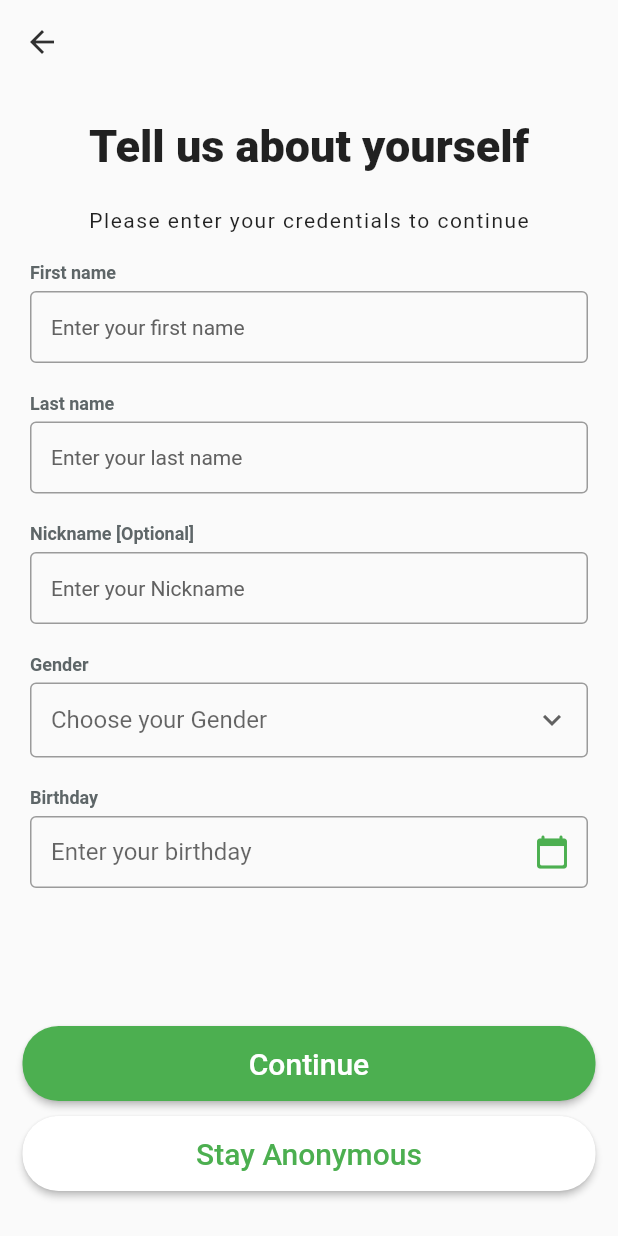
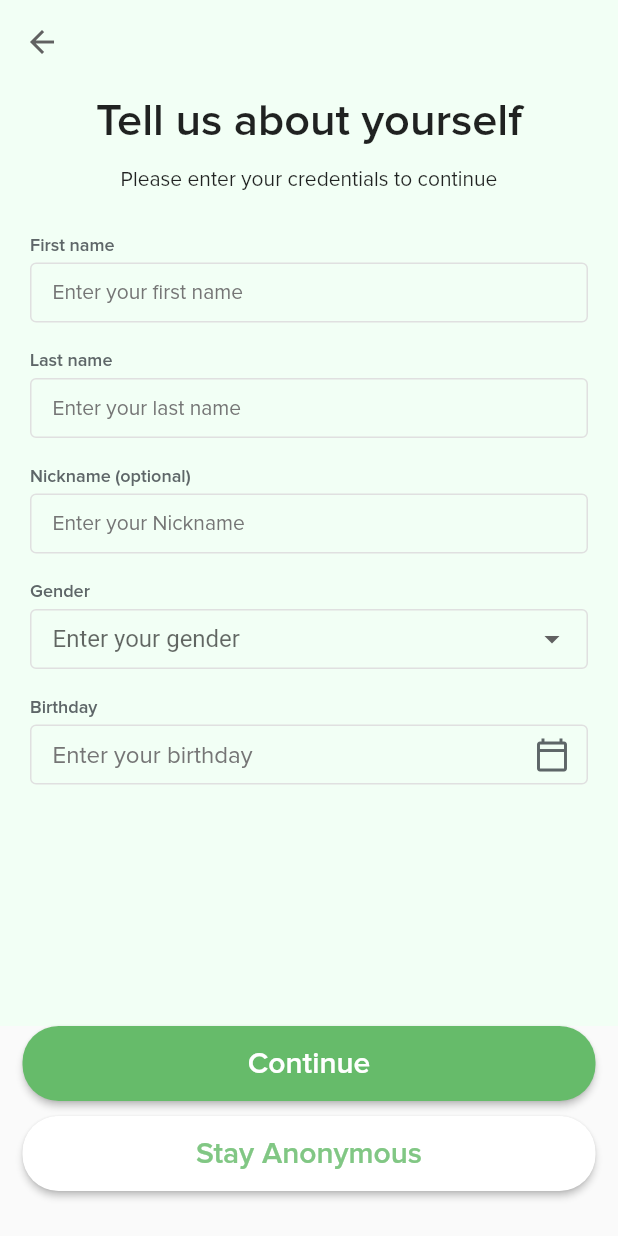
Before and after one commit to JobCuta/CIS-9340-Thesis, a Flutter app: the AboutSelfWidget screen opened directly, on a phone screen of 412 x 824 dp. Run offline on Flutter 3.47's test engine with Material 2 defaults, Android fonts, the phone set to English and light mode, and no system bars; our stand-ins replace animated_text_kit, circular_countdown_timer, email_validator, flutter_secure_storage, get, multi_select_flutter and 4 more; missing offline and left inert: shake; accounts and stored records are empty; Roboto replaces fonts that are missing (Body 2, Header 5).

Commit message:
updated fonts and textfield in aboutseflscreen

```diff
--- a/lib/screens/onboarding/login_registration/AboutSelfScreen.dart
+++ b/lib/screens/onboarding/login_registration/AboutSelfScreen.dart
@@ -62,6 +62,7 @@ class _AboutSelfState extends State<AboutSelfWidget> {
   @override
   Widget build(BuildContext context) {
     return Scaffold(
+      backgroundColor: const Color.fromRGBO(242, 255, 245, 1.0),
       body: Stack(
         children: <Widget>[
           Scaffold(
@@ -71,13 +72,11 @@ class _AboutSelfState extends State<AboutSelfWidget> {
               leading: IconButton(
                 icon: Icon(
                   Icons.arrow_back,
-                  color: Colors.grey[850],
+                  color: Colors.grey[700],
+                  size: 24.0,
                 ),
                 onPressed: () {
-                  Navigator.push(
-                      context,
-                      MaterialPageRoute(
-                          builder: (context) => const RegisterScreen()));
+                  Get.back();
                 },
               ),
               backgroundColor: Colors.transparent,
@@ -87,14 +86,14 @@ class _AboutSelfState extends State<AboutSelfWidget> {
               //scrollDirection: Axis.vertical,
               children: <Widget>[
                 const Padding(
-                  padding: EdgeInsets.all(24.0),
+                  padding: EdgeInsets.only(top: 10.0, bottom: 15.0),
                   child: Center(
                       child: Text(
                     'Tell us about yourself',
                     style: TextStyle(
-                        fontWeight: FontWeight.w800,
+                        fontWeight: FontWeight.w600,
                         fontSize: 30,
-                        fontFamily: 'Header 5'),
+                        fontFamily: 'Proxima Nova'),
                   )),
                 ),
                 const Center(
@@ -103,13 +102,12 @@ class _AboutSelfState extends State<AboutSelfWidget> {
                     style: TextStyle(
                       fontWeight: FontWeight.w400,
                       fontSize: 14,
-                      letterSpacing: 1,
-                      fontFamily: 'Body 2',
+                      fontFamily: 'Proxima Nova',
                     ),
                   ),
                 ),
                 const SizedBox(
-                  height: 20.0,
+                  height: 30.0,
                 ),
                 Padding(
                   padding: const EdgeInsets.only(left: 20.0, right: 20),
@@ -118,33 +116,21 @@ class _AboutSelfState extends State<AboutSelfWidget> {
                     child: Column(
                       children: <Widget>[
                         Row(
-                          children: const [
+                          children: [
                             Text(
                               'First name',
-                              style: TextStyle(
-                                  fontSize: 12,
-                                  fontWeight: FontWeight.w700,
-                                  color: Color.fromRGBO(94, 102, 104, 1)),
-                            ),
+                              style: captionTextStyle(),
+                            )
                           ],
                         ),
                         const SizedBox(
                           height: 5.0,
                         ),
-                        TextFormField(
-                          style: const TextStyle(
-                            fontSize: 14.0,
-                          ),
-                          decoration: InputDecoration(
-                            border: const OutlineInputBorder(),
-                            hintText: 'Enter your first name',
-                            hintStyle: TextStyle(
-                              fontWeight: FontWeight.w400,
-                              color: Colors.grey[700],
-                            ),
-                            contentPadding: const EdgeInsets.symmetric(
-                                vertical: 13.0, horizontal: 14.0),
-                          ),
+                        SizedBox(
+                          height: 40.0,
+                          child: TextFormField(
+                            style: const TextStyle(fontSize: 14.0,),
+                            decoration: textFormFieldDecoration('Enter your first name'),
                             validator: (input) {
                               if (input == null || input.isEmpty) {
                                 return 'This field is required.';
@@ -155,37 +141,26 @@ class _AboutSelfState extends State<AboutSelfWidget> {
                               setState(() => firstName = val);
                             },
                           ),
+                        ),
                         const SizedBox(
                           height: 20.0,
                         ),
                         Row(
-                          children: const [
+                          children: [
                             Text(
                               'Last name',
-                              style: TextStyle(
-                                  fontSize: 12,
-                                  fontWeight: FontWeight.w700,
-                                  color: Color.fromRGBO(94, 102, 104, 1)),
+                              style: captionTextStyle(),
                             ),
                           ],
                         ),
                         const SizedBox(
                           height: 5.0,
                         ),
-                        TextFormField(
-                          style: const TextStyle(
-                            fontSize: 14.0,
-                          ),
-                          decoration: InputDecoration(
-                            border: const OutlineInputBorder(),
-                            hintText: 'Enter your last name',
-                            hintStyle: TextStyle(
-                              fontWeight: FontWeight.w400,
-                              color: Colors.grey[700],
-                            ),
-                            contentPadding: const EdgeInsets.symmetric(
-                                vertical: 13.0, horizontal: 14.0),
-                          ),
+                        SizedBox(
+                          height: 40.0,
+                          child: TextFormField(
+                            style: const TextStyle(fontSize: 14.0,),
+                            decoration: textFormFieldDecoration('Enter your last name'),
                             validator: (input) {
                               if (input == null || input.isEmpty) {
                                 return 'This field is required.';
@@ -196,70 +171,53 @@ class _AboutSelfState extends State<AboutSelfWidget> {
                               setState(() => lastName = val);
                             },
                           ),
+                        ),
                         const SizedBox(
                           height: 20.0,
                         ),
                         Row(
-                          children: const [
+                          children: [
                             Text(
-                              'Nickname [Optional]',
-                              style: TextStyle(
-                                  fontSize: 12,
-                                  fontWeight: FontWeight.w700,
-                                  color: Color.fromRGBO(94, 102, 104, 1)),
+                              'Nickname (optional)',
+                              style: captionTextStyle()
                             ),
                           ],
                         ),
                         const SizedBox(
                           height: 5.0,
                         ),
-                        TextFormField(
+                        SizedBox(
+                          height: 40.0,
+                          child: TextFormField(
                             style: const TextStyle(
                               fontSize: 14.0,
                             ),
-                          decoration: InputDecoration(
-                            border: const OutlineInputBorder(),
-                            hintText: 'Enter your Nickname',
-                            hintStyle: TextStyle(
-                              fontWeight: FontWeight.w400,
-                              color: Colors.grey[700],
-                            ),
-                            contentPadding: const EdgeInsets.symmetric(
-                                vertical: 13.0, horizontal: 14.0),
-                          ),
+                            decoration: textFormFieldDecoration('Enter your Nickname'),
                             onChanged: (val) {
                               setState(() => nickName = val);
                             },
+                          ),
                         ),
                         const SizedBox(
                           height: 20.0,
                         ),
                         Row(
-                          children: const [
+                          children: [
                             Text(
                               'Gender',
-                              style: TextStyle(
-                                  fontSize: 12,
-                                  fontWeight: FontWeight.w700,
-                                  color: Color.fromRGBO(94, 102, 104, 1)),
+                              style: captionTextStyle(),
                             ),
                           ],
                         ),
                         const SizedBox(
                           height: 5.0,
                         ),
-                        DropdownButtonFormField(
-                          decoration: const InputDecoration(
-                            border: OutlineInputBorder(),
-                            hintText: 'Choose your Gender',
-                            hintStyle: TextStyle(
-                              fontWeight: FontWeight.w400,
-                            ),
-                            contentPadding: EdgeInsets.symmetric(
-                                vertical: 13.0, horizontal: 14.0),
-                          ),
+                        SizedBox(
+                          height: 40.0,
+                          child: DropdownButtonFormField(
+                            decoration: textFormFieldDecoration('Enter your gender'),
                             value: gender,
-                          icon: const Icon(Icons.keyboard_arrow_down),
+                            icon: const Icon(Icons.arrow_drop_down),
                             items: const [
                               DropdownMenuItem<String>(
                                 child: Text('Male'),
@@ -286,24 +244,24 @@ class _AboutSelfState extends State<AboutSelfWidget> {
                               return null;
                             },
                           ),
+                        ),
                         const SizedBox(
                           height: 20.0,
                         ),
                         Row(
-                          children: const [
+                          children: [
                             Text(
                               'Birthday',
-                              style: TextStyle(
-                                  fontSize: 12,
-                                  fontWeight: FontWeight.w700,
-                                  color: Color.fromRGBO(94, 102, 104, 1)),
+                              style: captionTextStyle(),
                             ),
                           ],
                         ),
                         const SizedBox(
                           height: 5.0,
                         ),
-                        TextFormField(
+                        SizedBox(
+                          height: 40.0,
+                          child: TextFormField(
                             controller: birthDateController,
                             onTap: () {
                               // Below line stops keyboard from appearing
@@ -313,18 +271,24 @@ class _AboutSelfState extends State<AboutSelfWidget> {
                               birthDateController.text =
                                   DateFormat('yyyy-MM-d').format(selectedDate);
                             },
-                          decoration: const InputDecoration(
-                            border: OutlineInputBorder(),
+                            decoration: InputDecoration(
+                              border: const OutlineInputBorder(),
                               hintText: 'Enter your birthday',
                               hintStyle: TextStyle(
                                 fontWeight: FontWeight.w400,
+                                  color: Colors.grey.shade600,
+                                  fontFamily: 'Proxima Nova'
                               ),
-                            suffixIcon: Icon(
-                              Icons.calendar_today_rounded,
-                              color: Colors.green,
+                              enabledBorder: OutlineInputBorder(
+                                  borderSide: BorderSide(
+                                    color: Colors.grey.shade300,
+                                  )
                               ),
-                            contentPadding: EdgeInsets.symmetric(
-                                vertical: 13.0, horizontal: 14.0),
+                              suffixIcon: const Icon(
+                                Icons.calendar_today_outlined,
+                                color: Color.fromRGBO(94, 102, 104, 1),
+                              ),
+                              contentPadding: const EdgeInsets.symmetric(vertical: 10.0, horizontal: 15.0),
                             ),
                             onChanged: (val) {
                               setState(
@@ -337,9 +301,8 @@ class _AboutSelfState extends State<AboutSelfWidget> {
                               return null;
                             },
                           ),
-                        const SizedBox(
-                          height: 200.0,
                         ),
+                        const SizedBox(height: 200.0,),
                       ],
                     ),
                   ),
@@ -364,7 +327,7 @@ class _AboutSelfState extends State<AboutSelfWidget> {
                     borderRadius: BorderRadius.circular(24),
                   ),
                   padding: const EdgeInsets.all(10),
-                  primary: Colors.green,
+                  primary: Colors.green[400],
                 ),
                 onPressed: () async {
                   if (_form.currentState!.validate()) {
@@ -389,6 +352,8 @@ class _AboutSelfState extends State<AboutSelfWidget> {
                   style: TextStyle(
                     fontSize: 20,
                     color: Colors.white,
+                    fontFamily: 'Proxima Nova',
+                    fontWeight: FontWeight.w600,
                   ),
                 ),
               ),
@@ -414,11 +379,13 @@ class _AboutSelfState extends State<AboutSelfWidget> {
                       MaterialPageRoute(
                           builder: (context) => const AnonymousScreen()));
                 },
-                child: const Text(
+                child: Text(
                   'Stay Anonymous',
                   style: TextStyle(
                     fontSize: 20,
-                    color: Colors.green,
+                    color: Colors.green[300],
+                    fontFamily: 'Proxima Nova',
+                    fontWeight: FontWeight.w600,
                   ),
                 ),
               ),
@@ -463,7 +430,7 @@ class _AboutSelfState extends State<AboutSelfWidget> {
                 borderRadius: BorderRadius.circular(24),
               ),
               padding: const EdgeInsets.all(10),
-              primary: Colors.green,
+              primary: Colors.green[400],
               fixedSize: const Size(245, 50),
             ),
             onPressed: () {
@@ -483,6 +450,33 @@ class _AboutSelfState extends State<AboutSelfWidget> {
       ],
     );
   }
+
+  TextStyle captionTextStyle() {
+    return const TextStyle(
+        fontSize: 12,
+        fontWeight: FontWeight.w600,
+        color: Color.fromRGBO(94, 102, 104, 1),
+      fontFamily: 'Proxima Nova',
+    );
+  }
+
+  InputDecoration textFormFieldDecoration(String hintText) {
+    return InputDecoration(
+      border: const OutlineInputBorder(),
+      hintText: hintText,
+      hintStyle: TextStyle(
+        fontWeight: FontWeight.w400,
+        color: Colors.grey.shade600,
+          fontFamily: 'Proxima Nova'
+      ),
+      contentPadding: const EdgeInsets.symmetric(vertical: 10.0, horizontal: 15.0),
+      enabledBorder: OutlineInputBorder(
+          borderSide: BorderSide(
+            color: Colors.grey.shade300,
+          )
+      ),
+    );
+  }
 }
 /**
  * errorText: 'This Field is Required',
--- a/lib/screens/onboarding/login_registration/LoginScreen.dart
+++ b/lib/screens/onboarding/login_registration/LoginScreen.dart
@@ -321,7 +321,8 @@ class _LoginWidgetsState extends State<LoginWidgets> {
     return const TextStyle(
         fontSize: 12,
         fontWeight: FontWeight.w700,
-        color: Color.fromRGBO(94, 102, 104, 1)
+        color: Color.fromRGBO(94, 102, 104, 1),
+        fontFamily: 'Proxima Nova'
     );
   }
 
@@ -329,6 +330,7 @@ class _LoginWidgetsState extends State<LoginWidgets> {
     return TextStyle(
       fontWeight: FontWeight.w400,
       color: Colors.grey[500],
+      fontFamily: 'Proxima Nova'
     );
   }
 }
--- a/lib/screens/onboarding/login_registration/RegisterScreen.dart
+++ b/lib/screens/onboarding/login_registration/RegisterScreen.dart
@@ -370,8 +370,9 @@ class _RegisterState extends State<RegisterWidget> {
   TextStyle captionTextStyle() {
     return const TextStyle(
         fontSize: 12,
-        fontWeight: FontWeight.w700,
-        color: Color.fromRGBO(94, 102, 104, 1)
+        fontWeight: FontWeight.w600,
+        color: Color.fromRGBO(94, 102, 104, 1),
+        fontFamily: 'Proxima Nova'
     );
   }
 
@@ -379,6 +380,7 @@ class _RegisterState extends State<RegisterWidget> {
     return TextStyle(
       fontWeight: FontWeight.w400,
       color: Colors.grey[500],
+        fontFamily: 'Proxima Nova'
     );
   }
 }
```
Lines whose indentation alone changed are shown as unchanged.
